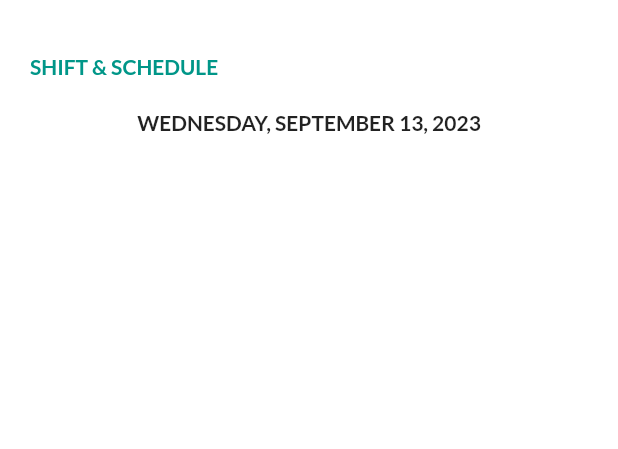
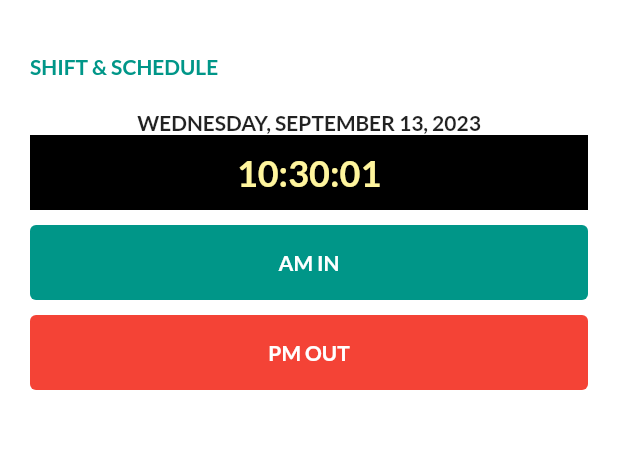
Before and after one commit to Jayrek/hrisApp, a Flutter app: the AttendanceScreen screen opened by its route, on a phone screen of 412 x 824 dp, the part 60-509 px from its top. Run offline on Flutter 3.47's test engine with Material 2 defaults, Android fonts, the phone set to English and light mode, and no system bars; our stand-ins replace adaptive_dialog, bloc, dio, equatable, flutter_bloc, flutter_form_builder and 3 more; accounts and stored records are empty; network calls fail.

Commit message:
add: hour timer

```diff
--- a/lib/app/feature/attendance/attendance_screen.dart
+++ b/lib/app/feature/attendance/attendance_screen.dart
@@ -1,3 +1,5 @@
+import 'dart:async';
+
 import 'package:flutter/material.dart';
 import 'package:flutter_bloc/flutter_bloc.dart';
 import 'package:intl/intl.dart';
@@ -12,8 +14,12 @@ class AttendanceScreen extends StatefulWidget {
 }
 
 class _AttendanceScreenState extends State<AttendanceScreen> {
+  late Stream<DateTime> _timeStream;
+  DateTime _currentTime = DateTime.now();
+
   @override
   void initState() {
+    super.initState();
     final formatter = DateFormat('yyyy-MM-dd');
     final initialDate = formatter.format(DateTime.now());
 
@@ -23,7 +29,8 @@ class _AttendanceScreenState extends State<AttendanceScreen> {
             dateTo: initialDate.toString(),
           ),
         );
-    super.initState();
+
+    _timeStream = Stream.periodic(Duration(seconds: 1), (_) => DateTime.now());
   }
 
   String getCurrentDate() {
@@ -64,10 +71,68 @@ class _AttendanceScreenState extends State<AttendanceScreen> {
                 textAlign: TextAlign.center,
                 style: const TextStyle(fontWeight: FontWeight.bold),
               ),
+              StreamBuilder<DateTime>(
+                  stream: _timeStream,
+                  builder: (context, snapshot) {
+                    if (snapshot.hasData) {
+                      _currentTime = snapshot.data!;
+                    }
+                    final formattedTime =
+                        DateFormat('hh:mm:ss').format(_currentTime);
+                    return Container(
+                      color: Colors.black,
+                      height: 50,
+                      child: Center(
+                        child: Text(
+                          formattedTime,
+                          style: TextStyle(
+                              fontSize: 24,
+                              color: Colors.yellow.shade200,
+                              fontWeight: FontWeight.bold),
+                        ),
+                      ),
+                    );
+                  }),
+              const SizedBox(height: 10),
+              SizedBox(
+                height: 50,
+                child: ElevatedButton(
+                  style: ButtonStyle(
+                    backgroundColor:
+                        MaterialStateProperty.all<Color>(Colors.teal),
+                    elevation: MaterialStateProperty.all(0),
+                  ),
+                  onPressed: () {},
+                  child: const Text(
+                    'AM IN',
+                    style: TextStyle(fontWeight: FontWeight.bold),
+                  ),
+                ),
+              ),
+              const SizedBox(height: 10),
+              SizedBox(
+                height: 50,
+                child: ElevatedButton(
+                  style: ButtonStyle(
+                    backgroundColor:
+                        MaterialStateProperty.all<Color>(Colors.red),
+                    elevation: MaterialStateProperty.all(0),
+                  ),
+                  onPressed: () {},
+                  child: const Text(
+                    'PM OUT',
+                    style: TextStyle(fontWeight: FontWeight.bold),
+                  ),
+                ),
+              ),
             ],
           ),
         ),
       ),
     );
   }
+
+  // Widget _buildShiftScheduleTable(){
+  //   return TableRow(children: );
+  // }
 }
```
